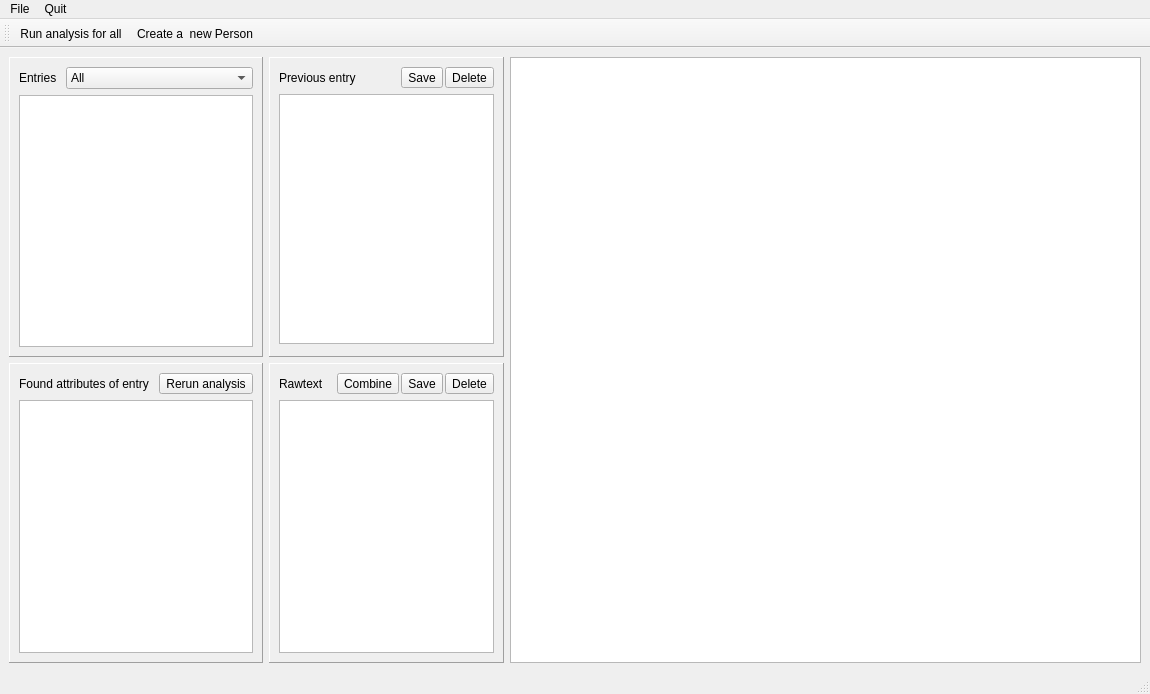
Before: the Qt Designer form dataprocessing/qtgui/layouts/mainwindow.ui in Learning-from-our-past/kaira-core, drawn with Qt 5.
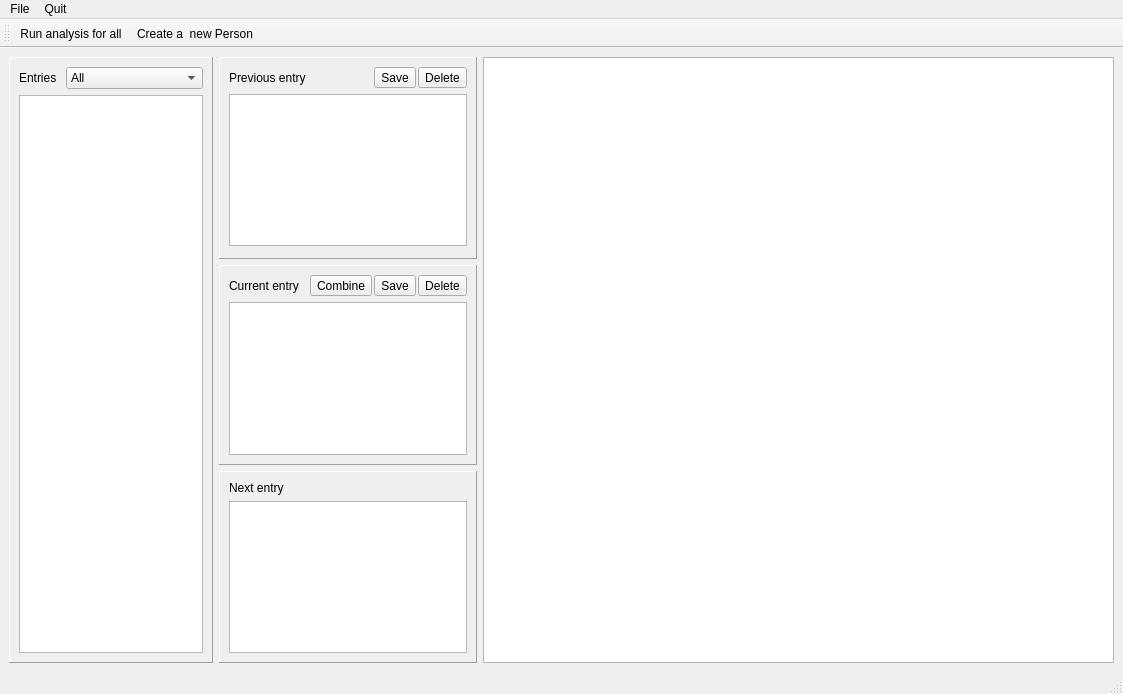
After: the same form once the commit is applied. Custom widgets are drawn as their Qt base class.

What changed in the file:
```diff
--- a/dataprocessing/qtgui/layouts/mainwindow.ui
+++ b/dataprocessing/qtgui/layouts/mainwindow.ui
@@ -18,8 +18,6 @@
     <item>
      <layout class="QHBoxLayout" name="horizontalLayout_2">
       <item>
-       <layout class="QGridLayout" name="gridLayout">
-        <item row="0" column="0">
          <widget class="QFrame" name="entriesFrame">
           <property name="frameShape">
            <enum>QFrame::Panel</enum>
@@ -73,71 +71,8 @@
           </layout>
          </widget>
         </item>
-        <item row="1" column="0">
-         <widget class="QFrame" name="attributesFrame">
-          <property name="frameShape">
-           <enum>QFrame::Panel</enum>
-          </property>
-          <property name="frameShadow">
-           <enum>QFrame::Raised</enum>
-          </property>
-          <layout class="QVBoxLayout" name="verticalLayout">
            <item>
-            <layout class="QHBoxLayout" name="attributesControlsLayout">
-             <item>
-              <widget class="QLabel" name="attributesLabel">
-               <property name="text">
-                <string>Found attributes of entry </string>
-               </property>
-              </widget>
-             </item>
-             <item>
-              <spacer name="horizontalSpacer">
-               <property name="orientation">
-                <enum>Qt::Horizontal</enum>
-               </property>
-               <property name="sizeHint" stdset="0">
-                <size>
-                 <width>40</width>
-                 <height>20</height>
-                </size>
-               </property>
-              </spacer>
-             </item>
-             <item>
-              <widget class="QToolButton" name="toolButton">
-               <property name="toolTip">
-                <string>&lt;html&gt;&lt;head/&gt;&lt;body&gt;&lt;p&gt;Run extraction for current entry and update attributes. Handy for testing if rawtext editing has helped.&lt;/p&gt;&lt;/body&gt;&lt;/html&gt;</string>
-               </property>
-               <property name="styleSheet">
-                <string notr="true"/>
-               </property>
-               <property name="text">
-                <string>Rerun analysis</string>
-               </property>
-              </widget>
-             </item>
-            </layout>
-           </item>
-           <item>
-            <widget class="EntryTableView" name="tableView">
-             <property name="alternatingRowColors">
-              <bool>true</bool>
-             </property>
-             <property name="sortingEnabled">
-              <bool>true</bool>
-             </property>
-             <attribute name="horizontalHeaderCascadingSectionResizes">
-              <bool>false</bool>
-             </attribute>
-             <attribute name="horizontalHeaderStretchLastSection">
-              <bool>false</bool>
-             </attribute>
-            </widget>
-           </item>
-          </layout>
-         </widget>
-        </item>
+       <layout class="QGridLayout" name="gridLayout">
         <item row="1" column="1">
          <widget class="QFrame" name="currentFrame">
           <property name="frameShape">
@@ -155,7 +90,7 @@
              <item>
               <widget class="QLabel" name="rawTextLabel">
                <property name="text">
-                <string>Rawtext </string>
+                <string>Current entry</string>
                </property>
               </widget>
              </item>
@@ -297,6 +232,32 @@
           </layout>
          </widget>
         </item>
+        <item row="2" column="1">
+         <widget class="QFrame" name="verticalFrame">
+          <property name="frameShape">
+           <enum>QFrame::Panel</enum>
+          </property>
+          <property name="frameShadow">
+           <enum>QFrame::Raised</enum>
+          </property>
+          <layout class="QVBoxLayout" name="nextFrame">
+           <item>
+            <layout class="QHBoxLayout" name="horizontalLayout_3">
+             <item>
+              <widget class="QLabel" name="label">
+               <property name="text">
+                <string>Next entry</string>
+               </property>
+              </widget>
+             </item>
+            </layout>
+           </item>
+           <item>
+            <widget class="QPlainTextEdit" name="nextEntryTextEdit"/>
+           </item>
+          </layout>
+         </widget>
+        </item>
        </layout>
       </item>
       <item>
@@ -469,11 +430,6 @@
    <extends>QListView</extends>
    <header>qtgui/entriesModels.h</header>
   </customwidget>
-  <customwidget>
-   <class>EntryTableView</class>
-   <extends>QTableView</extends>
-   <header>qtgui/entrytable.h</header>
-  </customwidget>
   <customwidget>
    <class>EntryTreeView</class>
    <extends>QTreeView</extends>
```
Lines whose indentation alone changed are shown as unchanged.
